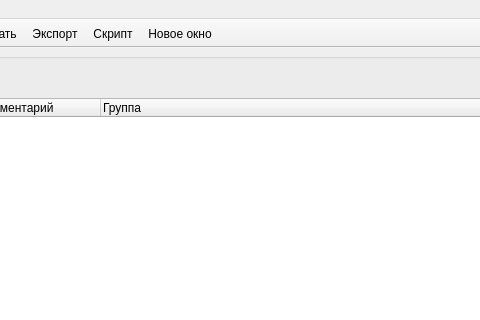
This is src/SVMonitor/forms/mainwin.ui in Tyill/SVisual as Qt 5 draws it before an edit; both pictures show x 294 to 774 and y 0 to 320 of the 879 by 613 pixel window. The edited form follows.
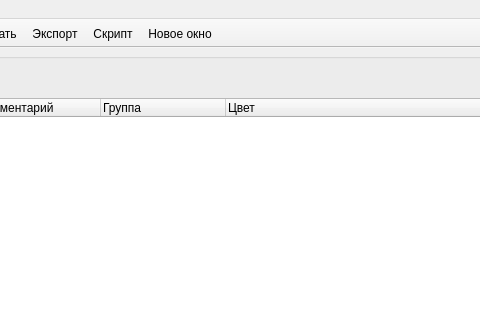
This is the edited form. Icons and pictures are not drawn. Custom widgets are drawn as their Qt base class.

Patch:
```diff
--- a/src/SVMonitor/forms/mainwin.ui
+++ b/src/SVMonitor/forms/mainwin.ui
@@ -94,7 +94,7 @@
             <bool>true</bool>
            </property>
            <property name="columnCount">
-            <number>4</number>
+            <number>5</number>
            </property>
            <attribute name="headerDefaultSectionSize">
             <number>125</number>
@@ -122,6 +122,11 @@
              <string>Группа</string>
             </property>
            </column>
+           <column>
+            <property name="text">
+             <string>Цвет</string>
+            </property>
+           </column>
           </widget>
           <widget class="QTextEdit" name="txtStatusMess"/>
          </widget>
```
Left out of the diff: 2 changed lines with no effect on the pictures.
